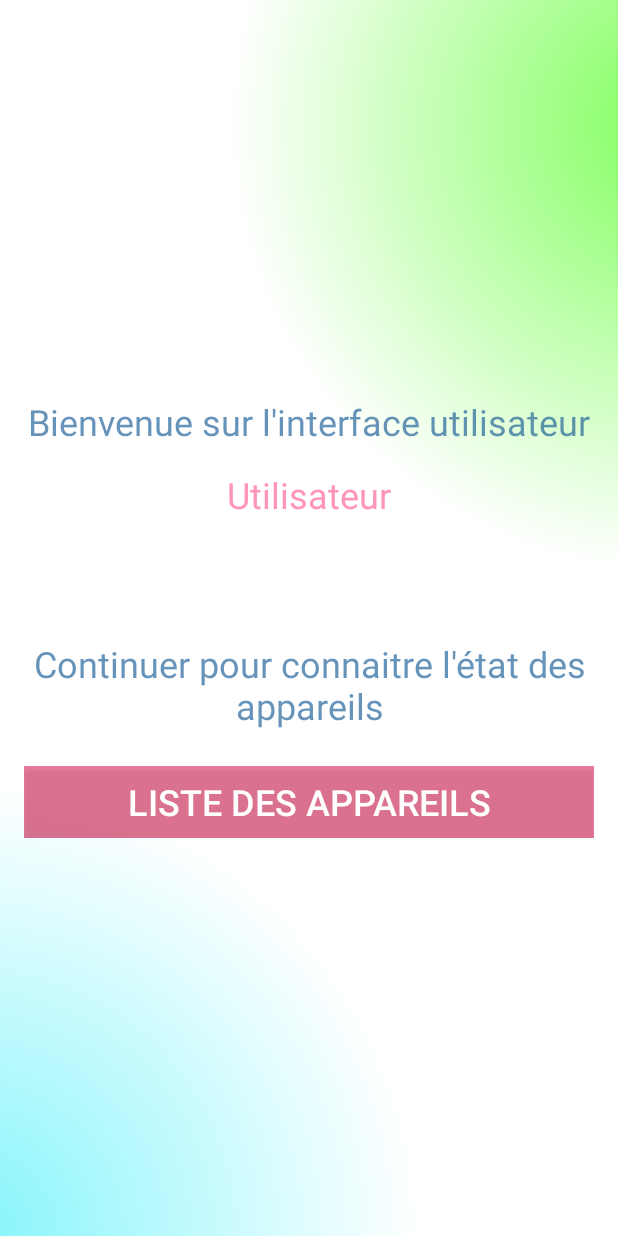
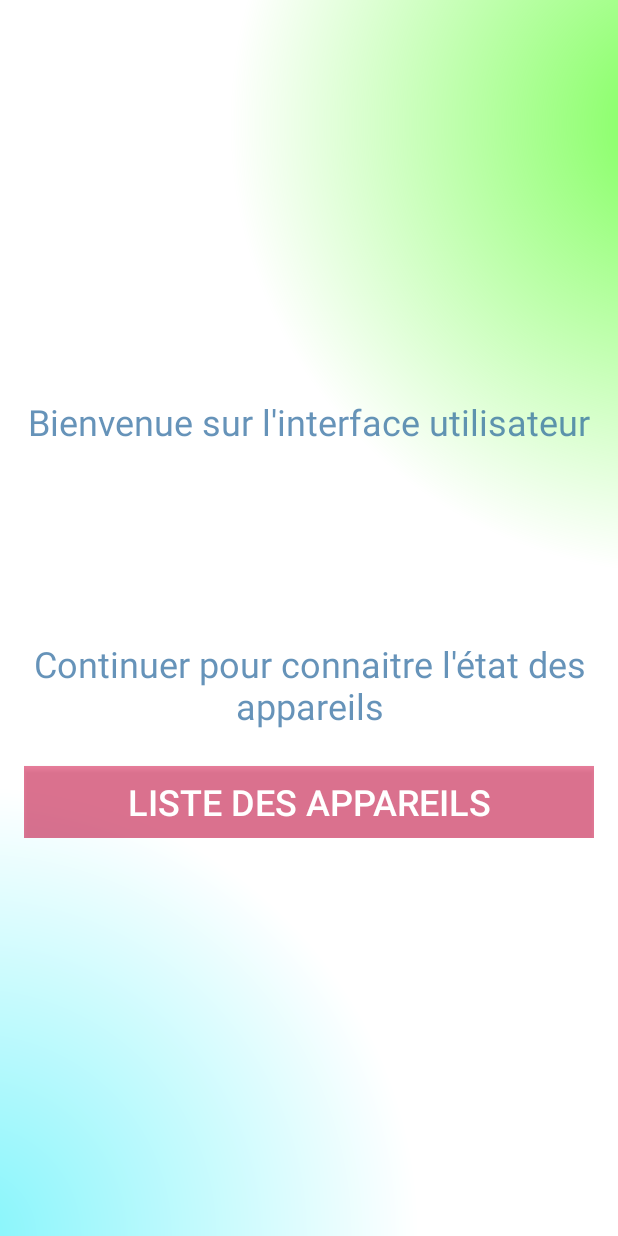
Before and after one commit to ProjetTech2025-QuentinLecourt/PT-QL-PowderTask, an Android app built with Jetpack Compose: the layout activity_home.xml on its own in the app's theme, with its tools: preview values and no code run, on a phone screen of 412 x 824 dp. Run offline under Robolectric (Android 15) with nearby library versions, the phone set to English and light mode, and no system bars.

Commit message:
Mise à jour des vues

```diff
--- a/Mobile/app/src/main/res/layout/activity_home.xml
+++ b/Mobile/app/src/main/res/layout/activity_home.xml
@@ -12,7 +12,8 @@
         android:layout_height="wrap_content"
         android:layout_alignParentTop="true"
         android:gravity="center"
-        android:orientation="vertical">
+        android:orientation="vertical"
+        tools:ignore="UselessParent">
 
         <TextView
             android:layout_width="match_parent"
@@ -21,7 +22,7 @@
             android:textSize="24sp"
             android:textAlignment="center"
             android:textColor="@color/bleu_gestion_visible"
-            android:text="Bienvenue sur l'interface utilisateur" />
+            android:text="@string/welcome_user" />
         <TextView
             android:layout_width="match_parent"
             android:layout_height="wrap_content"
@@ -30,7 +31,7 @@
             android:textSize="24sp"
             android:textAlignment="center"
             android:textColor="@color/mauve_constraste"
-            android:text="Utilisateur" />
+            android:text="" />
         <TextView
             android:layout_width="match_parent"
             android:layout_height="wrap_content"
@@ -39,7 +40,7 @@
             android:textSize="24sp"
             android:textAlignment="center"
             android:textColor="@color/bleu_gestion_visible"
-            android:text="Continuer pour connaitre l'état des appareils" />
+            android:text="@string/continue_to_devices_list" />
         <Button
             android:layout_width="match_parent"
             android:layout_height="wrap_content"
@@ -47,7 +48,7 @@
             android:background="@color/rouge_cerise_mur_t"
             android:textColor="@color/white"
             android:textSize="24sp"
-            android:text="Liste des appareils"/>
+            android:text="@string/devices_list"/>
 
     </LinearLayout>
 
--- a/Mobile/app/src/main/res/values/strings.xml
+++ b/Mobile/app/src/main/res/values/strings.xml
@@ -1,3 +1,19 @@
 <resources>
     <string name="app_name">Powder Scale Mobile</string>
+
+    <!-- Login -->
+    <string name="connection">Connexion</string>
+    <string name="login_id">Identifiant</string>
+    <string name="login_password">Mot de passe</string>
+
+    <!-- Home Page -->
+    <string name="welcome_user">Bienvenue sur l\'interface utilisateur</string>
+    <string name="welcome_admin">Bienvenue sur l\'interface administrateur</string>
+    <string name="devices_list">Liste des appareils</string>
+    <string name="continue_to_devices_list">Continuer pour connaitre l\'état des appareils</string>
+
+    <!-- Devices List Page -->
+
+
+
 </resources>
```
Also changed, not shown: Mobile/app/src/main/res/layout/activity_login.xml (+8 -4 lines).
